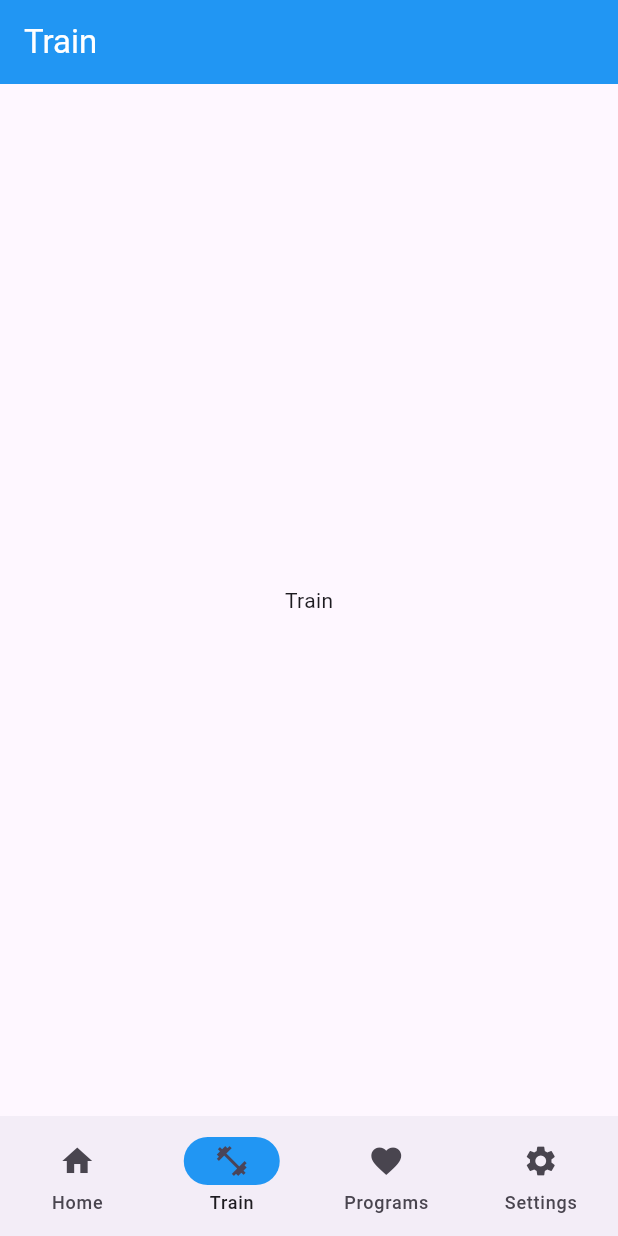
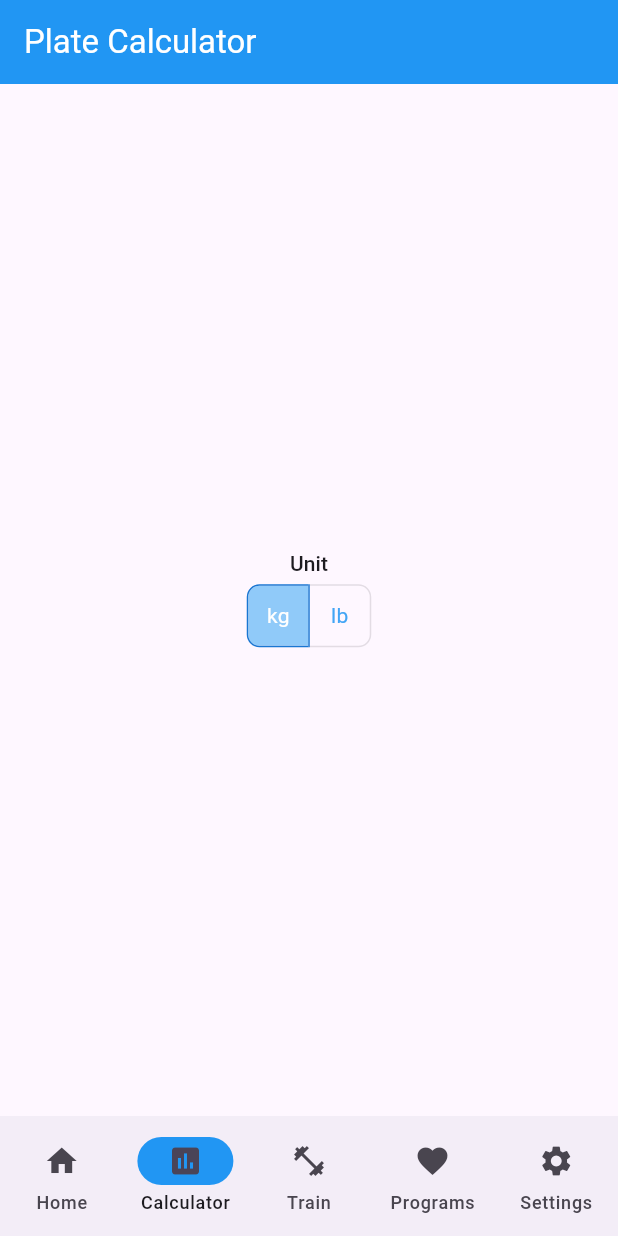
Before and after one commit to andrewcheewei/atlas, a Flutter app: the MainPage screen opened directly, item 2 of the bottom bar chosen, on a phone screen of 412 x 824 dp. Run offline on Flutter 3.47's test engine with Material 3 defaults, Android fonts, the light colour scheme and no system bars; our stand-ins replace supabase_flutter; accounts and stored records are empty.

Commit message:
add calculator page; add switching between kg and lb in calculator

```diff
--- /dev/null
+++ b/lib/src/pages/calculator_page.dart
@@ -0,0 +1,57 @@
+import 'package:atlas/src/pages/settings_page.dart';
+import 'package:flutter/material.dart';
+
+class PlateCalculator extends StatefulWidget {
+  const PlateCalculator({Key? key}) : super(key: key);
+
+  @override
+  State<PlateCalculator> createState() => _PlateCalculator();
+}
+
+class _PlateCalculator extends State<PlateCalculator> {
+  final List<bool> _selectedUnit = <bool>[true, false];
+
+  @override
+  Widget build(BuildContext context) {
+    final ThemeData theme = Theme.of(context);
+
+    return Scaffold(
+      appBar: AppBar(title: const Text('Plate Calculator')),
+      body: Center(
+        child: Column(
+          mainAxisSize: MainAxisSize.min,
+          mainAxisAlignment: MainAxisAlignment.center,
+          children: <Widget>[
+            Text('Unit', style: theme.textTheme.titleSmall),
+            const SizedBox(height: 1),
+            ToggleButtons(
+              onPressed: (int index) {
+                setState(() {
+                  for (int i = 0; i < _selectedUnit.length; i++) {
+                    _selectedUnit[i] = i == index;
+                  }
+                });
+              },
+              borderRadius: const BorderRadius.all(Radius.circular(8)),
+              selectedBorderColor: Colors.blue[700],
+              selectedColor: Colors.white,
+              fillColor: Colors.blue[200],
+              color: Colors.blue[400],
+              constraints: const BoxConstraints(
+                minHeight: 40.0,
+                minWidth: 40.0,
+              ),
+              isSelected: _selectedUnit,
+              children: unitOfMeasurement,
+            ),
+          ],
+        ),
+      ),
+    );
+  }
+}
+
+const List<Widget> unitOfMeasurement = <Widget>[
+  Text('kg'),
+  Text('lb'),
+];
--- a/lib/src/pages/main_page.dart
+++ b/lib/src/pages/main_page.dart
@@ -1,5 +1,6 @@
 import 'package:flutter/material.dart';
 import './home_page.dart';
+import './calculator_page.dart';
 import './train_page.dart';
 import './programs_page.dart';
 import './settings_page.dart';
@@ -13,6 +14,7 @@ class _MainPageState extends State<MainPage> {
   int _selectedIndex = 0;
 
   final List<GlobalKey<NavigatorState>> _navigatorKeys = [
+    GlobalKey<NavigatorState>(),
     GlobalKey<NavigatorState>(),
     GlobalKey<NavigatorState>(),
     GlobalKey<NavigatorState>(),
@@ -32,9 +34,10 @@ class _MainPageState extends State<MainPage> {
         body: Stack(
           children: [
             _buildOffstageNavigator(0, HomePage()),
-            _buildOffstageNavigator(1, TrainPage()),
-            _buildOffstageNavigator(2, ProgramsPage()),
-            _buildOffstageNavigator(3, SettingsPage()),
+            _buildOffstageNavigator(1, PlateCalculator()),
+            _buildOffstageNavigator(2, TrainPage()),
+            _buildOffstageNavigator(3, ProgramsPage()),
+            _buildOffstageNavigator(4, SettingsPage()),
           ],
         ),
         bottomNavigationBar: NavigationBar(
@@ -45,6 +48,11 @@ class _MainPageState extends State<MainPage> {
             NavigationDestination(
               icon: Icon(Icons.home),
               label: 'Home',
+            ),
+            NavigationDestination(
+              icon: Icon(Icons.insert_chart),
+              //icon: Icon(Icons.circle_rounded),
+              label: 'Calculator',
             ),
             NavigationDestination(
               icon: Icon(Icons.fitness_center),
```
